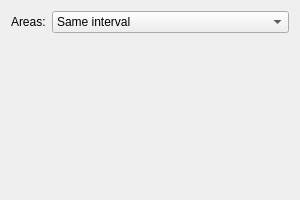
The window that ui_files/ui_percentage_widget.ui (JYU-IBA/potku) describes before a commit, drawn with Qt 5.
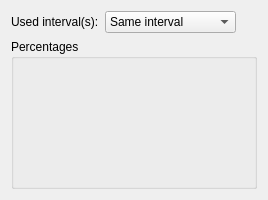
The same window after the commit.

Commit message: When a common interval is selected for recoils, their percentages are calculated inside the selected interval. This is shown in the separate widget.

The edit to the form file:
```diff
--- a/ui_files/ui_percentage_widget.ui
+++ b/ui_files/ui_percentage_widget.ui
@@ -6,13 +6,13 @@
    <rect>
     <x>0</x>
     <y>0</y>
-    <width>300</width>
+    <width>268</width>
     <height>200</height>
    </rect>
   </property>
   <property name="minimumSize">
    <size>
-    <width>300</width>
+    <width>250</width>
     <height>200</height>
    </size>
   </property>
@@ -24,15 +24,15 @@
   </property>
   <layout class="QVBoxLayout" name="verticalLayout_2">
    <item>
-    <layout class="QFormLayout" name="formLayout">
-     <item row="0" column="0">
+    <layout class="QHBoxLayout" name="horizontalLayout">
+     <item>
       <widget class="QLabel" name="label">
        <property name="text">
-        <string>Areas:</string>
+        <string>Used interval(s):</string>
        </property>
       </widget>
      </item>
-     <item row="0" column="1">
+     <item>
       <widget class="QComboBox" name="comboBox">
        <item>
         <property name="text">
@@ -46,10 +46,27 @@
        </item>
       </widget>
      </item>
+     <item>
+      <spacer name="horizontalSpacer">
+       <property name="orientation">
+        <enum>Qt::Horizontal</enum>
+       </property>
+       <property name="sizeHint" stdset="0">
+        <size>
+         <width>40</width>
+         <height>20</height>
+        </size>
+       </property>
+      </spacer>
+     </item>
     </layout>
    </item>
    <item>
-    <layout class="QVBoxLayout" name="verticalLayout"/>
+    <widget class="QGroupBox" name="groupBox">
+     <property name="title">
+      <string>Percentages</string>
+     </property>
+    </widget>
    </item>
   </layout>
  </widget>
```
The commit also changes 3 other files.
